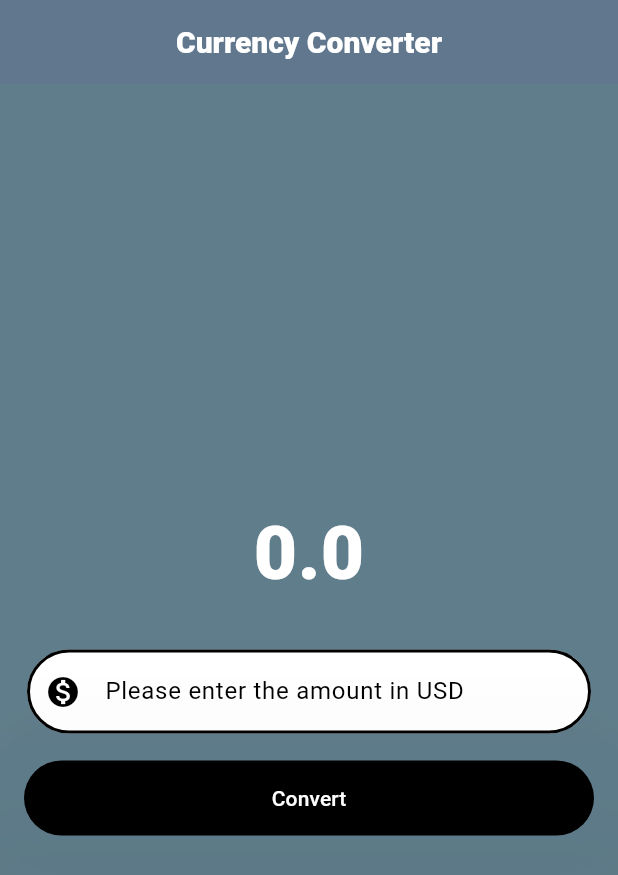
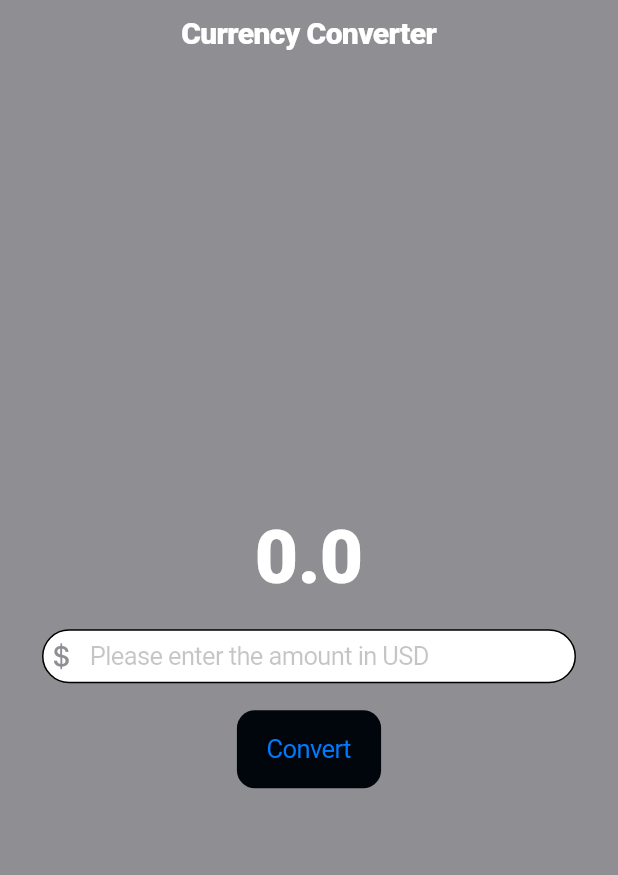
Before and after one commit to huzefasabir/Flutter, a Flutter app: the screen it shows after launch, on a phone screen of 412 x 824 dp. Shown: the top 875 px of the screen. Run offline on Flutter 3.47's test engine with Material 3 defaults, Android fonts, the phone set to English and light mode, and no system bars.

Commit message:
completed currency converter

```diff
--- /dev/null
+++ b/lib/cupertino.dart
@@ -0,0 +1,109 @@
+import 'package:flutter/cupertino.dart';
+class CurrencyConverterCupertinoPage extends StatefulWidget {
+  const CurrencyConverterCupertinoPage({super.key});
+
+  @override
+  State<CurrencyConverterCupertinoPage> createState() => _MyWidgetState();
+}
+
+class _MyWidgetState extends State<CurrencyConverterCupertinoPage> {
+  double result = 0;
+  final TextEditingController textEditingController = TextEditingController();
+
+  void convertCurrency() {
+    setState(() {
+                result=double.parse(textEditingController.text)*81;
+              });
+  }
+
+
+
+
+  @override
+  Widget build(BuildContext context) {
+    return CupertinoPageScaffold(
+      //backgroundColor: Color.fromRGBO(0, 0, 0, 1),
+      backgroundColor: CupertinoColors.systemGrey,
+      navigationBar:CupertinoNavigationBar (
+        backgroundColor: CupertinoColors.systemGrey4 ,
+        middle: Text('Currency Converter',
+          style: TextStyle(
+            fontSize: 20,
+            fontWeight: FontWeight.w900,
+            color: CupertinoColors.white,
+
+          ),
+        ),
+        //centerTitle: true,
+        // actions: [
+        //   IconButton(icon:const Icon(Icons.accessibility_new_sharp, color: Colors.white,),
+        //   onPressed: () {
+        //     // Handle power off button press
+        //     //textEditingController.clear(), // Reset the result when power off is pressed
+        //   }
+        //   )
+        // ],
+        // leading: IconButton(
+        //   icon: const Icon(Icons.menu),
+        //   onPressed: () {
+        //     // Handle menu button press
+        //   },
+        // ),
+      ),
+      child: Center(
+        child: Padding(
+          padding: const EdgeInsets.all(10.0),
+          //mainAxisAlignment: MainAxisAlignment.center,
+          child:Column(
+            mainAxisAlignment: MainAxisAlignment.center,
+            children: [
+              //padding: EdgeInsets.all(10.0) ,
+              //color: Colors.black,
+              Text(result.toString(),
+                style: const TextStyle(
+                  fontSize: 50,
+                  fontWeight: FontWeight.w900,
+                  color: CupertinoColors.white
+                ),
+              ),
+            Padding(
+              padding: const EdgeInsets.all(18.0),
+              child: CupertinoTextField(
+                controller: textEditingController,
+
+                style: const TextStyle(
+                  color: Color.fromARGB(255, 27, 43, 225),
+                ),
+                decoration: BoxDecoration(
+                  border:  Border.all() ,
+                  borderRadius: BorderRadius.all(Radius.circular(30)),
+                  color: CupertinoColors.white,
+                  // label: Text("Please Enter the Amount"),
+                  // labelStyle: TextStyle(
+                  //   color: Colors.white,
+                  //   fontSize:30,
+                  // ),
+                  //helperText: 'Please enter the amount in USD
+                ),
+                placeholder: 'Please enter the amount in USD',
+                prefix: Icon(CupertinoIcons.money_dollar, color: CupertinoColors.systemGrey),
+                keyboardType: const TextInputType.numberWithOptions(decimal: true,signed: false),
+              ),
+            ),
+            //buttons
+            CupertinoButton(
+              onPressed: (){
+              //print(textEditingController.text);
+              convertCurrency();
+            },
+              color: const Color.fromARGB(255, 1, 6, 12),
+              child: Text("Convert"),
+
+            ),
+          ],
+          ),
+        ),
+      ),
+    );
+  }
+}
--- a/lib/main.dart
+++ b/lib/main.dart
@@ -1,19 +1,20 @@
 
-import 'package:currency/material_page.dart';
-import 'package:flutter/material.dart';
+import 'package:currency/cupertino.dart';
+import 'package:flutter/cupertino.dart';
 
 void main(){
-  runApp(const MyApp());
+  runApp(const CuperMyApp());
 }
-class MyApp extends StatelessWidget{
-  const MyApp({super.key});
-  @override
-  Widget build(BuildContext context){
-    return  MaterialApp(
-      home: MaterialPages(),
-    );
-  }
-}
+// class MyApp extends StatelessWidget{
+//   const MyApp({super.key});
+//   @override
+//   Widget build(BuildContext context){
+//     return  MaterialApp(
+//       home: MaterialPagesState(),
+//       debugShowCheckedModeBanner: false,
+//     );
+//   }
+// }
 
 // void main() {
 //   runApp(const MyApp());
@@ -30,3 +31,14 @@ class MyApp extends StatelessWidget{
 //     );
 //   }
 // }
+
+class CuperMyApp extends StatelessWidget{
+  const CuperMyApp({super.key});
+  @override
+  Widget build(BuildContext context){
+    return const CupertinoApp(
+      home: CurrencyConverterCupertinoPage(),
+      debugShowCheckedModeBanner: false,
+    );
+  }
+}
```
Also changed, not shown: lib/material_page.dart (+49 -14 lines).
